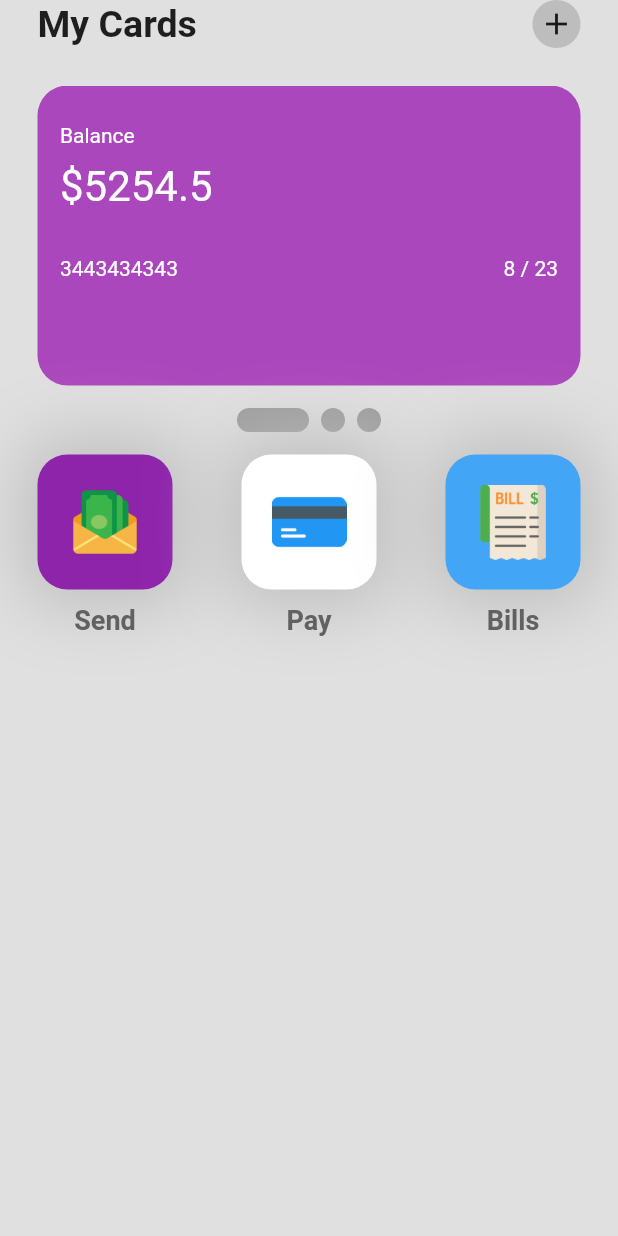
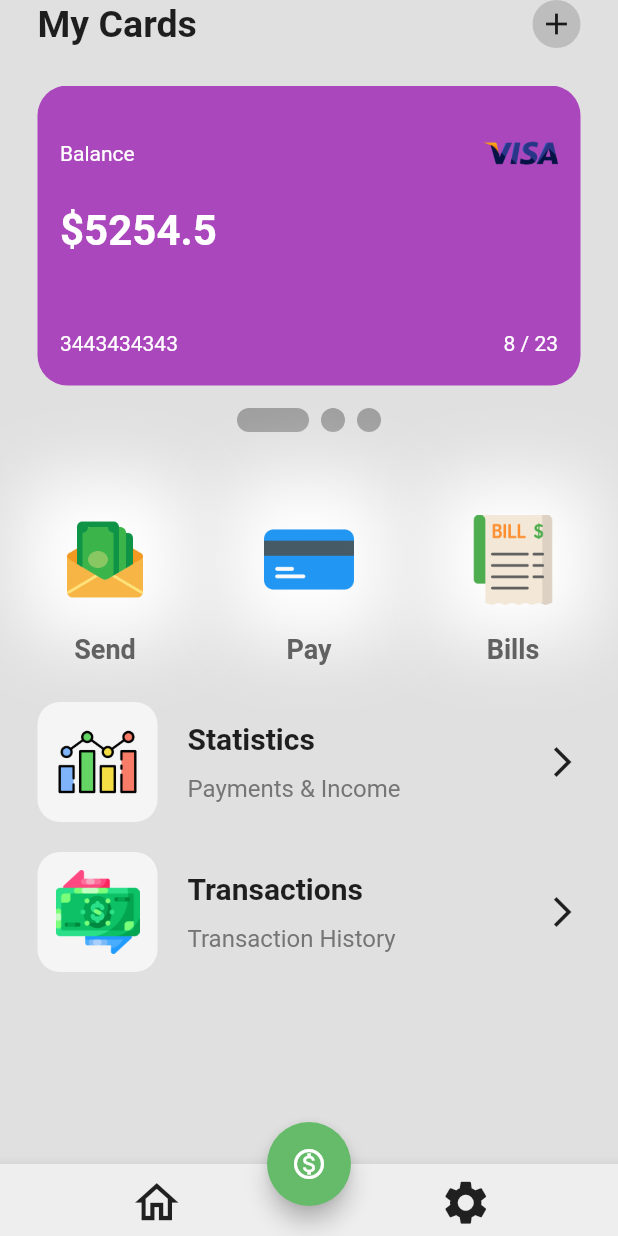
Before and after one commit to khodesmith/firstwallet, a Flutter app: the screen it shows after launch, on a phone screen of 412 x 824 dp. Run offline on Flutter 3.47's test engine with Material 2 defaults, Android fonts, the light colour scheme and no system bars; drawn by our look-alikes of smooth_page_indicator.

Commit message:
final update on the wallet home

```diff
--- a/lib/pages/homepage.dart
+++ b/lib/pages/homepage.dart
@@ -2,6 +2,7 @@
 
 import 'package:firstwallet/util/mybutton.dart';
 import 'package:firstwallet/util/mycard.dart';
+import 'package:firstwallet/util/mylist.dart';
 import 'package:flutter/material.dart';
 import 'package:smooth_page_indicator/smooth_page_indicator.dart';
 
@@ -18,9 +19,37 @@ class _HomePageState extends State<HomePage> {
   Widget build(BuildContext context) {
     return Scaffold(
       backgroundColor: Colors.grey[300],
+      floatingActionButton: FloatingActionButton(
+        onPressed: () {},
+        backgroundColor: Colors.green[400],
+        child: Icon(Icons.monetization_on_outlined),
+      ),
+      floatingActionButtonLocation: FloatingActionButtonLocation.centerDocked,
+      bottomNavigationBar: BottomAppBar(
+        color: Colors.grey[200],
+        child: Row(
+          mainAxisAlignment: MainAxisAlignment.spaceAround,
+          children: [
+            IconButton(
+              onPressed: (() {}),
+              icon: Icon(
+                Icons.home_outlined,
+                size: 35,
+              ),
+              // iconSize: 35,
+            ),
+            IconButton(
+              onPressed: (() {}),
+              icon: Icon(
+                Icons.settings,
+                size: 35,
+              ),
+            )
+          ],
+        ),
+      ),
       body: SafeArea(
         child: Column(
-          // ignore: prefer_const_literals_to_create_immutables
           children: [
             //appbar
             Padding(
@@ -88,17 +117,17 @@ class _HomePageState extends State<HomePage> {
               count: 3,
               effect: ExpandingDotsEffect(activeDotColor: Colors.grey),
             ),
-            SizedBox(height: 15),
+            SizedBox(height: 40),
 
             //3 buttons: send pay bills
             Padding(
               padding: const EdgeInsets.symmetric(horizontal: 25.0),
               child: Row(
                 mainAxisAlignment: MainAxisAlignment.spaceBetween,
-                children: [
+                children: const [
                   //send button
                   MyButton(
-                    color: Colors.purple[600],
+                    // color: Colors.purple[600],
                     logo: "lib/icons/send-money.png",
                     buttonName: "Send",
                   ),
@@ -106,19 +135,36 @@ class _HomePageState extends State<HomePage> {
                   MyButton(
                     logo: "lib/icons/credit-card.png",
                     buttonName: "Pay",
-                    color: Colors.white,
+                    // color: Colors.white,
                   ),
                   // bills button
                   MyButton(
                     logo: "lib/icons/bill.png",
                     buttonName: "Bills",
-                    color: Colors.blue[400],
+                    // color: Colors.blue[400],
+                  )
+                ],
+              ),
+            ),
+            SizedBox(height: 25),
+            //column stats + transactions
+            Padding(
+              padding: const EdgeInsets.symmetric(horizontal: 25.0),
+              child: Column(
+                children: const [
+                  MyList(
+                    listIcon: "lib/icons/statistics.png",
+                    listTitle: "Statistics",
+                    listSubTitle: "Payments & Income",
+                  ),
+                  MyList(
+                    listIcon: "lib/icons/transaction.png",
+                    listTitle: "Transactions",
+                    listSubTitle: "Transaction History",
                   )
                 ],
               ),
             )
-
-            //column stats + transactions
           ],
         ),
       ),
--- a/lib/util/mybutton.dart
+++ b/lib/util/mybutton.dart
@@ -1,11 +1,12 @@
+// ignore_for_file: prefer_const_constructors
+
 import 'package:flutter/material.dart';
 
 class MyButton extends StatelessWidget {
   final String logo;
-  final color;
+  // final color;
   final String buttonName;
-  const MyButton(
-      {super.key, required this.logo, this.color, required this.buttonName});
+  const MyButton({super.key, required this.logo, required this.buttonName});
 
   @override
   Widget build(BuildContext context) {
@@ -13,13 +14,13 @@ class MyButton extends StatelessWidget {
       children: [
         Container(
           height: 90,
-          padding: EdgeInsets.all(20),
+          padding: EdgeInsets.all(15),
           decoration: BoxDecoration(
-              color: color,
+              // color: color,
               borderRadius: BorderRadius.circular(20),
-              boxShadow: [
+              boxShadow: const [
                 BoxShadow(
-                  color: Colors.grey.shade400,
+                  color: Colors.white,
                   blurRadius: 40,
                   spreadRadius: 10,
                 )
@@ -28,7 +29,7 @@ class MyButton extends StatelessWidget {
             child: Image.asset(logo),
           ),
         ),
-        SizedBox(height: 10),
+        SizedBox(height: 4),
         Text(
           buttonName,
           style: TextStyle(
--- a/lib/util/mycard.dart
+++ b/lib/util/mycard.dart
@@ -31,16 +31,27 @@ class MyCard extends StatelessWidget {
         ),
         child: Column(
           crossAxisAlignment: CrossAxisAlignment.start,
+          mainAxisAlignment: MainAxisAlignment.spaceAround,
           children: [
-            SizedBox(height: 10),
-            Text(
-              "Balance",
-              style: TextStyle(color: Colors.white),
+            Row(
+              mainAxisAlignment: MainAxisAlignment.spaceBetween,
+              children: [
+                Text(
+                  "Balance",
+                  style: TextStyle(color: Colors.white),
+                ),
+                Image.asset(
+                  "lib/icons/visa.png",
+                  height: 50,
+                )
+              ],
             ),
-            SizedBox(height: 10),
             Text(
               "\$${balance.toString()}",
-              style: TextStyle(color: Colors.white, fontSize: 28),
+              style: TextStyle(
+                  color: Colors.white,
+                  fontSize: 28,
+                  fontWeight: FontWeight.bold),
             ),
             SizedBox(height: 30),
             Row(
--- /dev/null
+++ b/lib/util/mylist.dart
@@ -0,0 +1,60 @@
+// ignore_for_file: prefer_const_constructors
+
+import 'package:flutter/material.dart';
+
+class MyList extends StatelessWidget {
+  final String listTitle;
+  final String listSubTitle;
+  final String listIcon;
+  const MyList(
+      {super.key,
+      required this.listTitle,
+      required this.listIcon,
+      required this.listSubTitle});
+
+  @override
+  Widget build(BuildContext context) {
+    return Padding(
+      padding: const EdgeInsets.only(bottom: 20.0),
+      child: Row(
+        mainAxisAlignment: MainAxisAlignment.spaceBetween,
+        children: [
+          Row(
+            children: [
+              Container(
+                padding: EdgeInsets.all(12),
+                height: 80,
+                decoration: BoxDecoration(
+                  color: Colors.grey[100],
+                  borderRadius: BorderRadius.circular(15),
+                ),
+                child: Image.asset(listIcon),
+              ),
+              SizedBox(
+                width: 20,
+              ),
+              Column(
+                crossAxisAlignment: CrossAxisAlignment.start,
+                children: [
+                  Text(
+                    listTitle,
+                    style: TextStyle(
+                      fontWeight: FontWeight.bold,
+                      fontSize: 20,
+                    ),
+                  ),
+                  SizedBox(height: 12),
+                  Text(
+                    listSubTitle,
+                    style: TextStyle(fontSize: 16, color: Colors.grey[600]),
+                  ),
+                ],
+              ),
+            ],
+          ),
+          Icon(Icons.arrow_forward_ios)
+        ],
+      ),
+    );
+  }
+}
```
Also changed, not shown: lib/icons/visa.png (added).
